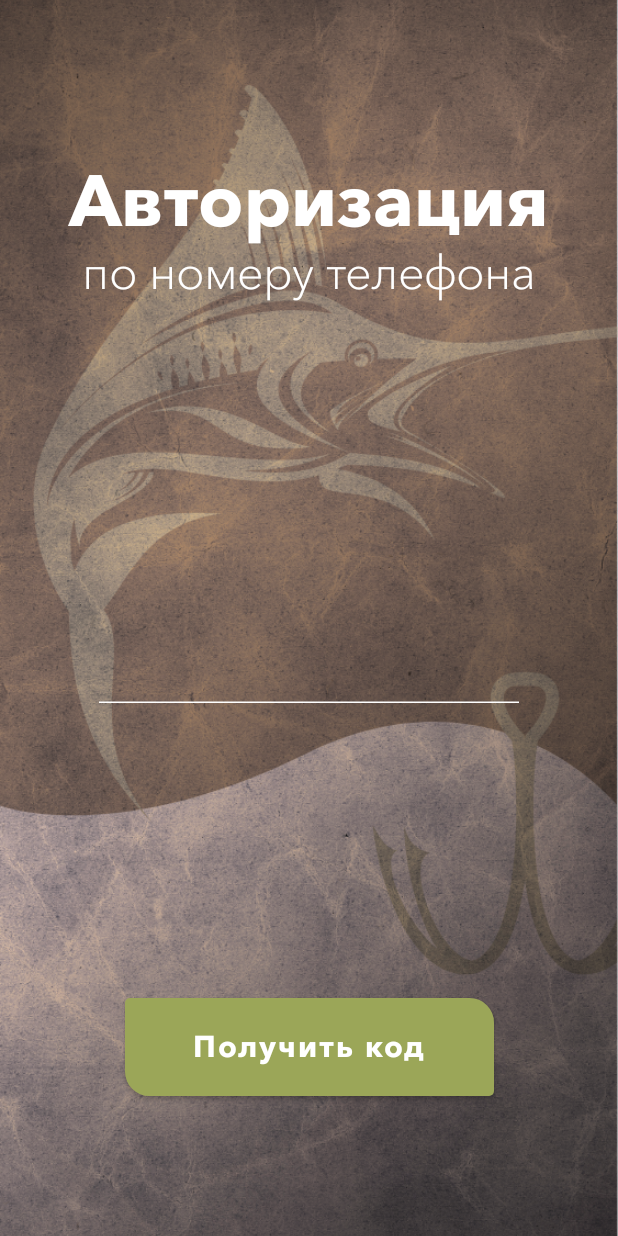
After one commit to SergeiKrainyukov/FishingShopCompose, an Android app built with Jetpack Compose: the composable GetCodeScreen shown on its own in the app's theme, on a phone screen of 412 x 824 dp. The commit adds this screen. Run offline under Robolectric (Android 15) with nearby library versions, the phone set to English and light mode, and no system bars.

Commit message:
get code screen completed

```diff
--- /dev/null
+++ b/app/src/main/java/com/example/fishingshopcompose/ui/screens/GetCodeScreen.kt
@@ -0,0 +1,123 @@
+package com.example.fishingshopcompose.ui.screens
+
+import androidx.compose.foundation.Image
+import androidx.compose.foundation.layout.*
+import androidx.compose.foundation.text.KeyboardActions
+import androidx.compose.foundation.text.KeyboardOptions
+import androidx.compose.material.*
+import androidx.compose.runtime.Composable
+import androidx.compose.runtime.mutableStateOf
+import androidx.compose.runtime.remember
+import androidx.compose.ui.Alignment
+import androidx.compose.ui.ExperimentalComposeUiApi
+import androidx.compose.ui.Modifier
+import androidx.compose.ui.graphics.Color
+import androidx.compose.ui.layout.ContentScale
+import androidx.compose.ui.platform.LocalSoftwareKeyboardController
+import androidx.compose.ui.res.painterResource
+import androidx.compose.ui.res.stringResource
+import androidx.compose.ui.text.TextStyle
+import androidx.compose.ui.text.font.FontWeight
+import androidx.compose.ui.text.input.ImeAction
+import androidx.compose.ui.text.input.KeyboardType
+import androidx.compose.ui.tooling.preview.Preview
+import androidx.compose.ui.unit.dp
+import androidx.compose.ui.unit.sp
+import com.example.fishingshopcompose.R
+import com.example.fishingshopcompose.ui.screens.common.BottomButton
+import com.example.fishingshopcompose.ui.screens.common.BottomButtonArgs
+import com.example.fishingshopcompose.ui.theme.FishingShopComposeTheme
+import com.example.fishingshopcompose.ui.theme.avenirNextFamily
+
+@Composable
+fun GetCodeScreen(modifier: Modifier = Modifier) {
+    Box(modifier = modifier.fillMaxSize(), contentAlignment = Alignment.Center) {
+        Image(
+            painter = painterResource(id = R.drawable.bg_get_code_screen),
+            contentDescription = null,
+            contentScale = ContentScale.FillWidth,
+            modifier = modifier.fillMaxSize()
+        )
+        Column(
+            modifier = modifier.fillMaxSize(),
+            verticalArrangement = Arrangement.SpaceBetween,
+            horizontalAlignment = Alignment.CenterHorizontally
+        ) {
+            Title(
+                modifier = modifier
+                    .fillMaxWidth()
+                    .padding(top = 104.dp)
+            )
+            PhoneNumberInput()
+            BottomButton(bottomButtonArgs = BottomButtonArgs(stringResource(R.string.scr_get_code_screen_get_code_btn)) {})
+        }
+    }
+}
+
+@Composable
+fun Title(modifier: Modifier = Modifier) {
+    Column(modifier = modifier, horizontalAlignment = Alignment.CenterHorizontally) {
+        Text(
+            text = stringResource(R.string.scr_get_code_screen_authorization_title),
+            color = Color.White,
+            fontSize = 48.sp,
+            fontFamily = avenirNextFamily,
+            fontWeight = FontWeight.Bold
+        )
+        Text(
+            text = stringResource(R.string.scr_get_code_screen_phone_number_title),
+            color = Color.White,
+            fontSize = 31.sp,
+            fontFamily = avenirNextFamily,
+            fontWeight = FontWeight.Light
+        )
+    }
+}
+
+@OptIn(ExperimentalComposeUiApi::class)
+@Composable
+fun PhoneNumberInput(modifier: Modifier = Modifier) {
+    val text = remember { mutableStateOf("") }
+    val keyboardController = LocalSoftwareKeyboardController.current
+    TextField(
+        modifier = modifier,
+        value = text.value,
+        onValueChange = { if (checkPhoneNumberLength(it)) text.value = it },
+        singleLine = true,
+        keyboardOptions = KeyboardOptions(
+            keyboardType = KeyboardType.Phone,
+            imeAction = ImeAction.Done
+        ),
+        textStyle = TextStyle(color = Color.White, fontSize = 33.sp),
+        keyboardActions = KeyboardActions(onDone = {
+            if (validatePhoneNumber(text.value))
+                keyboardController?.hide()
+        }),
+        colors = TextFieldDefaults.textFieldColors(
+            cursorColor = Color.White,
+            backgroundColor = Color.Transparent,
+            focusedIndicatorColor = Color.White,
+            unfocusedIndicatorColor = Color.White
+        )
+    )
+}
+
+fun checkPhoneNumberLength(text: String): Boolean {
+    if (text.startsWith("+") && text.length <= 12) return true
+    if (text.length <= 11) return true
+    return false
+}
+
+fun validatePhoneNumber(text: String): Boolean {
+    if (text.startsWith("+") && text.length < 12) return false
+    if (text.length < 11) return false
+    return true
+}
+
+@Preview(showBackground = true)
+@Composable
+fun GetCodeScreenPreview() {
+    FishingShopComposeTheme {
+        GetCodeScreen()
+    }
+}
--- a/app/src/main/java/com/example/fishingshopcompose/ui/screens/LoginScreen.kt
+++ b/app/src/main/java/com/example/fishingshopcompose/ui/screens/LoginScreen.kt
@@ -2,24 +2,16 @@ package com.example.fishingshopcompose.ui.screens
 
 import androidx.compose.foundation.Image
 import androidx.compose.foundation.layout.*
-import androidx.compose.foundation.shape.RoundedCornerShape
-import androidx.compose.material.Button
-import androidx.compose.material.ButtonDefaults
-import androidx.compose.material.Text
 import androidx.compose.runtime.Composable
 import androidx.compose.ui.Alignment
 import androidx.compose.ui.Modifier
-import androidx.compose.ui.graphics.Color
 import androidx.compose.ui.layout.ContentScale
 import androidx.compose.ui.res.painterResource
 import androidx.compose.ui.res.stringResource
-import androidx.compose.ui.text.font.FontWeight
 import androidx.compose.ui.tooling.preview.Preview
-import androidx.compose.ui.unit.dp
-import androidx.compose.ui.unit.sp
-import com.example.fishingshopcompose.ui.theme.Green
-import com.example.fishingshopcompose.ui.theme.avenirNextFamily
 import com.example.fishingshopcompose.R
+import com.example.fishingshopcompose.ui.screens.common.BottomButton
+import com.example.fishingshopcompose.ui.screens.common.BottomButtonArgs
 import com.example.fishingshopcompose.ui.theme.FishingShopComposeTheme
 
 @Composable
@@ -37,30 +29,10 @@ fun LoginScreen(modifier: Modifier = Modifier) {
                 contentDescription = null,
             )
         }
-        Button(
-            modifier = modifier
-                .padding(bottom = 93.dp)
-                .height(65.dp)
-                .width(246.dp),
-            shape = RoundedCornerShape(
-                topStartPercent = 5,
-                topEndPercent = 25,
-                bottomEndPercent = 5,
-                bottomStartPercent = 25
-            ),
-            onClick = { },
-            colors = ButtonDefaults.buttonColors(
-                backgroundColor = Green
-            )
-        ) {
-            Text(
-                text = stringResource(R.string.scr_button_auth),
-                color = Color.White,
-                fontSize = 20.sp,
-                fontFamily = avenirNextFamily,
-                fontWeight = FontWeight.Bold
-            )
-        }
+        BottomButton(
+            modifier,
+            BottomButtonArgs(text = stringResource(R.string.scr_login_screen_button_auth), onClick = {})
+        )
     }
 }
 
--- /dev/null
+++ b/app/src/main/java/com/example/fishingshopcompose/ui/screens/common/BottomButton.kt
@@ -0,0 +1,47 @@
+package com.example.fishingshopcompose.ui.screens.common
+
+import androidx.compose.foundation.layout.height
+import androidx.compose.foundation.layout.padding
+import androidx.compose.foundation.layout.width
+import androidx.compose.foundation.shape.RoundedCornerShape
+import androidx.compose.material.Button
+import androidx.compose.material.ButtonDefaults
+import androidx.compose.material.Text
+import androidx.compose.runtime.Composable
+import androidx.compose.ui.Modifier
+import androidx.compose.ui.graphics.Color
+import androidx.compose.ui.text.font.FontWeight
+import androidx.compose.ui.unit.dp
+import androidx.compose.ui.unit.sp
+import com.example.fishingshopcompose.ui.theme.Green
+import com.example.fishingshopcompose.ui.theme.avenirNextFamily
+
+@Composable
+fun BottomButton(modifier: Modifier = Modifier, bottomButtonArgs: BottomButtonArgs) {
+    Button(
+        modifier = modifier
+            .padding(bottom = 93.dp)
+            .height(65.dp)
+            .width(246.dp),
+        shape = RoundedCornerShape(
+            topStartPercent = 5,
+            topEndPercent = 25,
+            bottomEndPercent = 5,
+            bottomStartPercent = 25
+        ),
+        onClick = bottomButtonArgs.onClick,
+        colors = ButtonDefaults.buttonColors(
+            backgroundColor = Green
+        )
+    ) {
+        Text(
+            text = bottomButtonArgs.text,
+            color = Color.White,
+            fontSize = 20.sp,
+            fontFamily = avenirNextFamily,
+            fontWeight = FontWeight.Bold
+        )
+    }
+}
+
+data class BottomButtonArgs(val text: String, val onClick: () -> Unit)
--- a/app/src/main/res/values/strings.xml
+++ b/app/src/main/res/values/strings.xml
@@ -2,6 +2,11 @@
     <string name="app_name">FishingShopCompose</string>
 
     <!-- LoginScreen -->
-    <string name="scr_button_auth">Авторизация</string>
+    <string name="scr_login_screen_button_auth">Авторизация</string>
+
+    <!-- GetCodeScreen -->
+    <string name="scr_get_code_screen_get_code_btn">Получить код</string>
+    <string name="scr_get_code_screen_authorization_title">Авторизация</string>
+    <string name="scr_get_code_screen_phone_number_title">по номеру телефона</string>
 
 </resources>
--- a/build.gradle
+++ b/build.gradle
@@ -3,7 +3,7 @@ buildscript {
         compose_ui = '1.2.1'
         core_ktx = '1.9.0'
         lifecycle_runtime_ktx = '2.5.1'
-        activity_compose = '1.3.1'
+        activity_compose = '1.6.0'
         material = '1.2.1'
         junit = '4.13.2'
         junit_android = '1.1.3'
```
Also changed, not shown: app/src/main/res/drawable-hdpi/bg_get_code_screen.png (added), app/src/main/res/drawable-mdpi/bg_get_code_screen.png (added), 3 other files.
